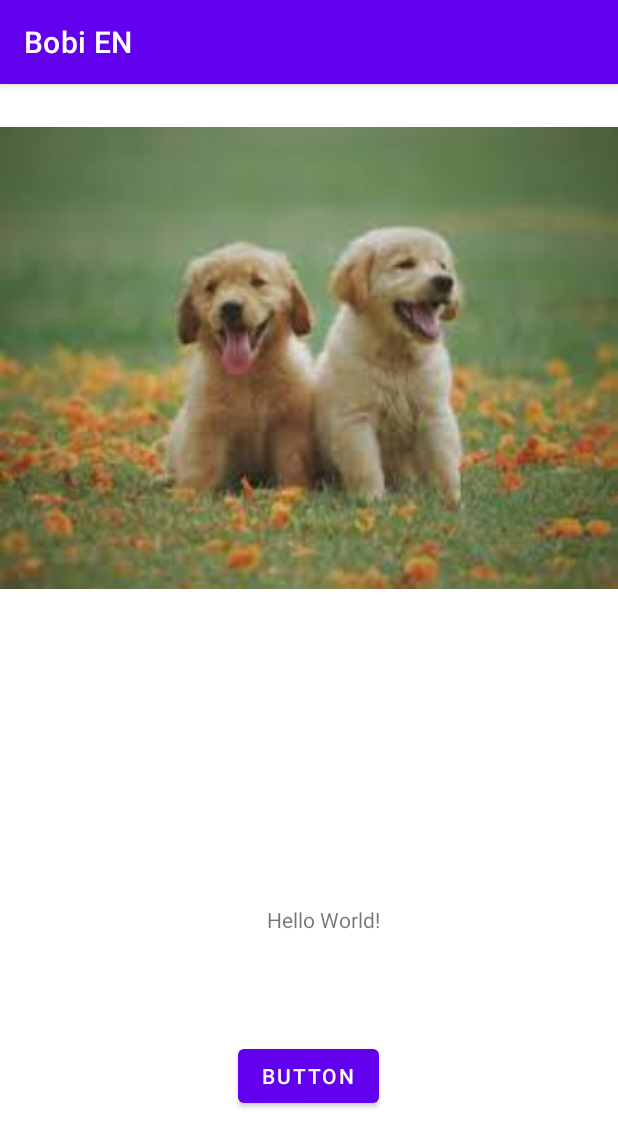
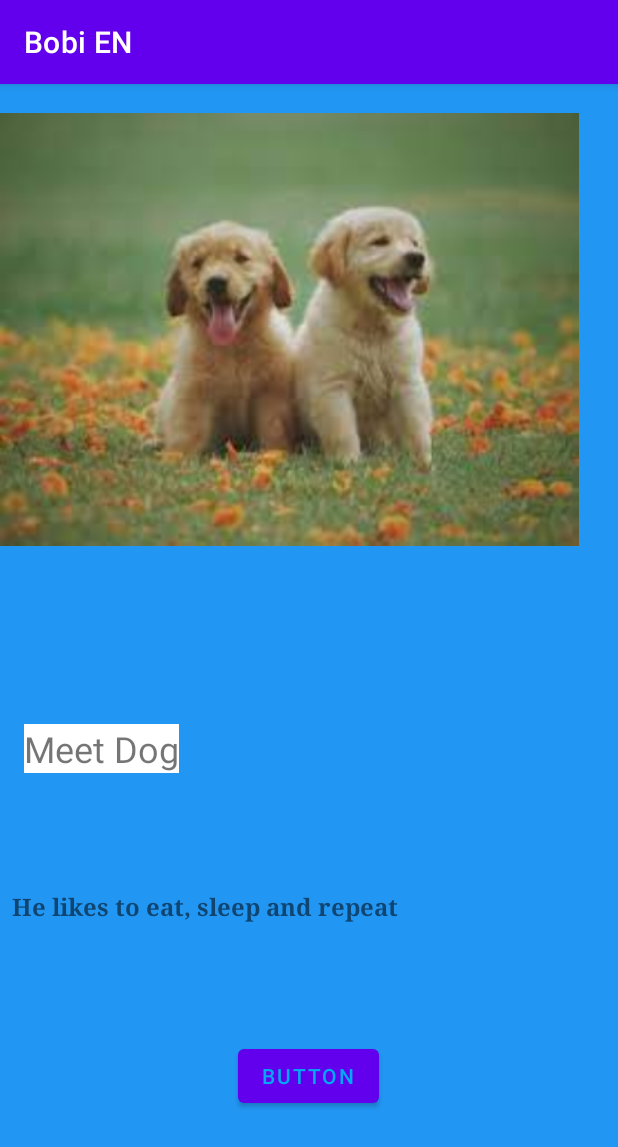
Before and after one commit to MiguelAzevedo2108/Kotlin, an Android app: the screen it shows after launch (MainActivity), on a phone screen of 412 x 824 dp. Shown: the top 1147 px of the screen. Run offline under Robolectric (Android 15) with nearby library versions, the phone set to English and light mode, and no system bars.

Commit message:
Starting project

```diff
--- a/app/src/main/res/layout/activity_main.xml
+++ b/app/src/main/res/layout/activity_main.xml
@@ -4,27 +4,33 @@
     xmlns:tools="http://schemas.android.com/tools"
     android:layout_width="match_parent"
     android:layout_height="match_parent"
+    android:background="#2196F3"
+    android:clipChildren="true"
     tools:context=".MainActivity">
 
     <TextView
         android:id="@+id/textView"
         android:layout_width="wrap_content"
         android:layout_height="wrap_content"
-        android:text="Hello World!"
+        android:background="#FFFFFF"
+        android:text="Meet Dog"
+        android:textSize="24sp"
         app:layout_constraintBottom_toBottomOf="parent"
-        app:layout_constraintHorizontal_bias="0.529"
+        app:layout_constraintEnd_toEndOf="parent"
+        app:layout_constraintHorizontal_bias="0.051"
         app:layout_constraintLeft_toLeftOf="parent"
         app:layout_constraintRight_toRightOf="parent"
+        app:layout_constraintStart_toStartOf="parent"
         app:layout_constraintTop_toTopOf="parent"
-        app:layout_constraintVertical_bias="0.731" />
+        app:layout_constraintVertical_bias="0.58" />
 
     <ImageView
         android:id="@+id/imageView3"
-        android:layout_width="412dp"
-        android:layout_height="365dp"
+        android:layout_width="386dp"
+        android:layout_height="327dp"
         app:srcCompat="@drawable/index"
-        tools:layout_editor_absoluteX="-5dp"
-        tools:layout_editor_absoluteY="148dp" />
+        tools:layout_editor_absoluteX="0dp"
+        tools:layout_editor_absoluteY="54dp" />
 
     <Button
         android:id="@+id/button"
@@ -38,4 +44,21 @@
         app:layout_constraintTop_toTopOf="parent"
         app:layout_constraintVertical_bias="0.885" />
 
+    <TextView
+        android:id="@+id/textView2"
+        android:layout_width="359dp"
+        android:layout_height="29dp"
+        android:background="#2196F3"
+        android:fontFamily="serif"
+        android:text="He likes to eat, sleep and repeat"
+        android:textAlignment="gravity"
+        android:textSize="16sp"
+        android:textStyle="bold"
+        app:layout_constraintBottom_toBottomOf="parent"
+        app:layout_constraintEnd_toEndOf="parent"
+        app:layout_constraintHorizontal_bias="0.153"
+        app:layout_constraintStart_toStartOf="parent"
+        app:layout_constraintTop_toTopOf="parent"
+        app:layout_constraintVertical_bias="0.727" />
+
 </androidx.constraintlayout.widget.ConstraintLayout>
--- a/app/src/main/res/values/colors.xml
+++ b/app/src/main/res/values/colors.xml
@@ -6,5 +6,5 @@
     <color name="teal_200">#FF03DAC5</color>
     <color name="teal_700">#FF018786</color>
     <color name="black">#FF000000</color>
-    <color name="white">#FFFFFFFF</color>
+    <color name="white">#03A9F4</color>
 </resources>
```
